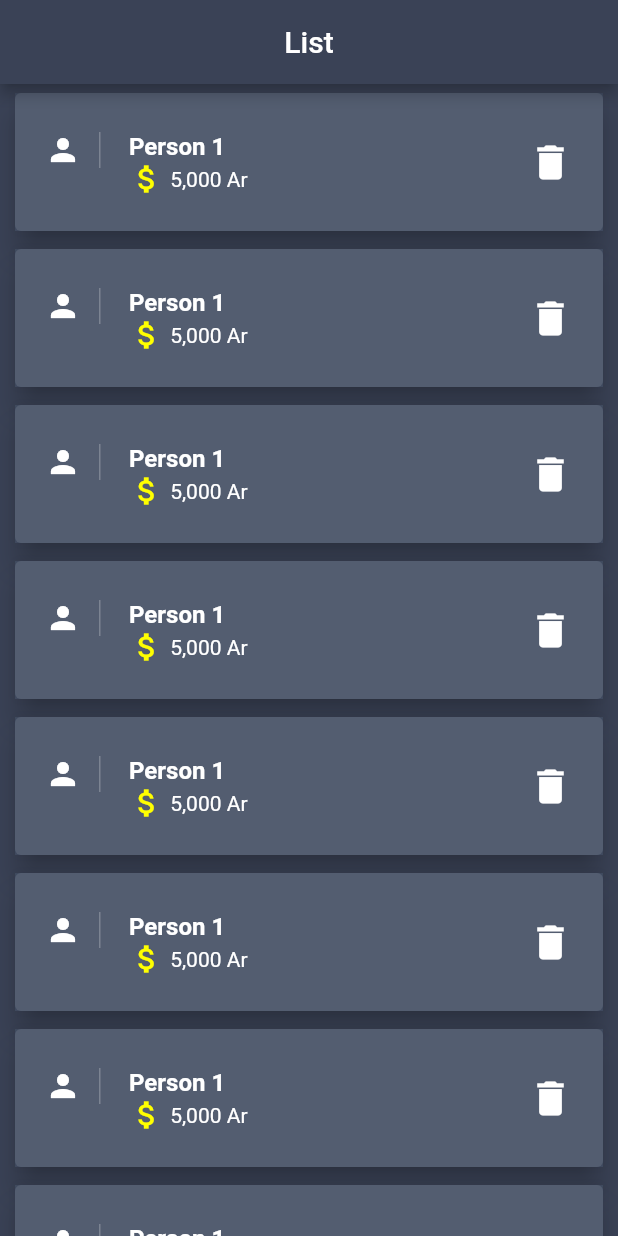
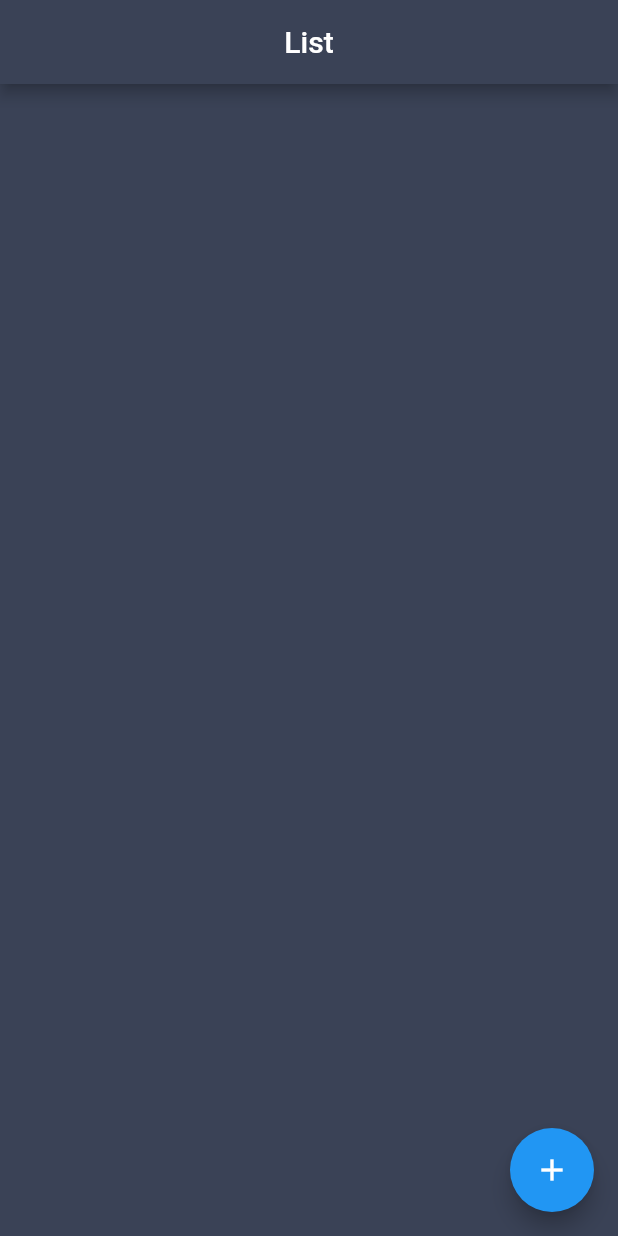
Before and after one commit to tefy-lucky/where_is_my_money, a Flutter app: the screen it shows after launch, on a phone screen of 412 x 824 dp. Run offline on Flutter 3.47's test engine with Material 2 defaults, Android fonts, the phone set to English and light mode, and no system bars; our stand-ins replace sqflite; accounts and stored records are empty.

```diff
--- a/lib/ui/listview_bros.dart
+++ b/lib/ui/listview_bros.dart
@@ -1,6 +1,89 @@
 import 'package:flutter/material.dart';
+import 'package:where_is_my_money/model/bro.dart';
+import 'package:where_is_my_money/util/database_helper.dart';
 
-class ListViewBros extends StatelessWidget {
+//class ListViewBros extends StatelessWidget {
+//  @override
+//  Widget build(BuildContext context) {
+//    return new MaterialApp(
+//      title: 'Where is my money',
+//      theme: new ThemeData(primaryColor: Color.fromRGBO(58, 66, 86, 1.0)),
+//      home: Scaffold(
+//        backgroundColor: Color.fromRGBO(58, 66, 86, 1.0),
+//        appBar: AppBar(
+//          title: Text('List'),
+//          centerTitle: true,
+//        ),
+//        body: Container(
+//          child: ListView.builder(
+//            scrollDirection: Axis.vertical,
+//            shrinkWrap: true,
+//            itemCount: 10,
+//            itemBuilder: (BuildContext context, int index) {
+//              return Card(
+//                elevation: 8.0,
+//                margin: new EdgeInsets.symmetric(horizontal: 10.0, vertical: 6.0),
+//                child: Container(
+//                  decoration: BoxDecoration(color: Color.fromRGBO(64, 75, 96, .9)),
+//                  child: ListTile(
+//                    contentPadding: EdgeInsets.symmetric(horizontal: 20.0, vertical: 10.0),
+//                    leading: Container(
+//                      padding: EdgeInsets.only(right: 12.0),
+//                      decoration: new BoxDecoration(
+//                        border: new Border(
+//                          right: new BorderSide(width: 1.0, color: Colors.white24)
+//                        )
+//                      ),
+//                      child: Icon(Icons.person, color: Colors.white, size: 30.0),
+//                    ),
+//                    title: Text(
+//                      "Person 1",
+//                      style: TextStyle(color: Colors.white, fontWeight: FontWeight.bold),
+//                    ),
+//                    subtitle: Row(
+//                      children: <Widget>[
+//                        Icon(Icons.account_balance_wallet, color: Colors.yellowAccent),
+//                        Text(" 5,000 Ar", style: TextStyle(color: Colors.white)),
+//                      ],
+//                    ),
+//                    trailing: Icon(Icons.delete, color: Colors.white, size: 30.0),
+//                  ),
+//                ),
+//              );
+//            },
+//          ),
+//        ),
+//      ),
+//    );
+//  }
+//}
+
+class ListViewBros extends StatefulWidget {
+  @override
+  State<StatefulWidget> createState() {
+    // TODO: implement createState
+    return new _ListViewBros();
+  }
+}
+
+class _ListViewBros extends State<ListViewBros> {
+  List<Bro> items = new List();
+  DatabaseHelper databaseHelper = new DatabaseHelper();
+
+  @override
+  void initState() {
+    // TODO: implement initState
+    super.initState();
+
+    databaseHelper.bros().then((bros) {
+      setState(() {
+        bros.forEach((bro) {
+          items.add(bro);
+        });
+      });
+    });
+  }
+
   @override
   Widget build(BuildContext context) {
     return new MaterialApp(
@@ -16,41 +99,58 @@ class ListViewBros extends StatelessWidget {
           child: ListView.builder(
             scrollDirection: Axis.vertical,
             shrinkWrap: true,
-            itemCount: 10,
+            itemCount: items.length,
             itemBuilder: (BuildContext context, int index) {
               return Card(
                 elevation: 8.0,
-                margin: new EdgeInsets.symmetric(horizontal: 10.0, vertical: 6.0),
+                margin:
+                    new EdgeInsets.symmetric(horizontal: 10.0, vertical: 6.0),
                 child: Container(
-                  decoration: BoxDecoration(color: Color.fromRGBO(64, 75, 96, .9)),
+                  decoration:
+                      BoxDecoration(color: Color.fromRGBO(64, 75, 96, .9)),
                   child: ListTile(
-                    contentPadding: EdgeInsets.symmetric(horizontal: 20.0, vertical: 10.0),
+                      contentPadding: EdgeInsets.symmetric(
+                          horizontal: 20.0, vertical: 10.0),
                       leading: Container(
                         padding: EdgeInsets.only(right: 12.0),
                         decoration: new BoxDecoration(
                             border: new Border(
-                          right: new BorderSide(width: 1.0, color: Colors.white24)
+                                right: new BorderSide(
+                                    width: 1.0, color: Colors.white24
+                                )
                             )
                         ),
-                      child: Icon(Icons.person, color: Colors.white),
+                        child:
+                            Icon(Icons.person, color: Colors.white, size: 30.0),
                       ),
                       title: Text(
-                      "Person 1",
-                      style: TextStyle(color: Colors.white, fontWeight: FontWeight.bold),
+                        '${items[index].name}',
+                        style: TextStyle(
+                            color: Colors.white, fontWeight: FontWeight.bold),
                       ),
                       subtitle: Row(
                         children: <Widget>[
-                        Icon(Icons.attach_money, color: Colors.yellowAccent),
-                        Text(" 5,000 Ar", style: TextStyle(color: Colors.white)),
+                          Icon(Icons.account_balance_wallet,
+                              color: Colors.yellowAccent),
+                          Text('${items[index].amount}',
+                              style: TextStyle(color: Colors.white)),
                         ],
                       ),
-                    trailing: Icon(Icons.delete, color: Colors.white, size: 30.0),
+                      trailing: IconButton(
+                        icon: const Icon(Icons.delete,
+                            color: Colors.white, size: 30.0),
+                        onPressed: () => {},
+                      )
                   ),
                 ),
               );
             },
           ),
         ),
+        floatingActionButton: FloatingActionButton(
+          child: Icon(Icons.add),
+          onPressed: () => {},
+        ),
       ),
     );
   }
--- a/lib/util/database_helper.dart
+++ b/lib/util/database_helper.dart
@@ -61,7 +61,7 @@ class DatabaseHelper {
     await dbClient.update(TABLE, bro.toMap(), where: "id = ?", whereArgs: [bro.id]);
   }
 
-  Future<void> deleteDog(int id) async {
+  Future<void> deleteBro(int id) async {
     var dbClient = await db;
 
     await dbClient.delete(TABLE, where: "id = ?", whereArgs: [id]);
```
Lines whose indentation alone changed are shown as unchanged.
